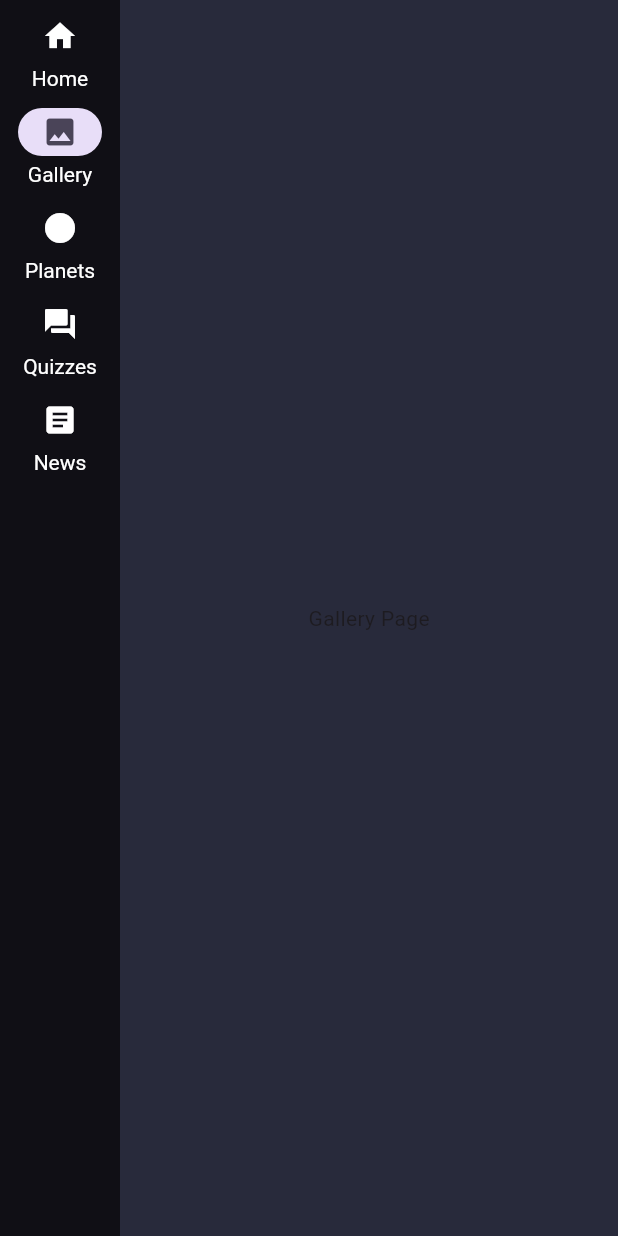
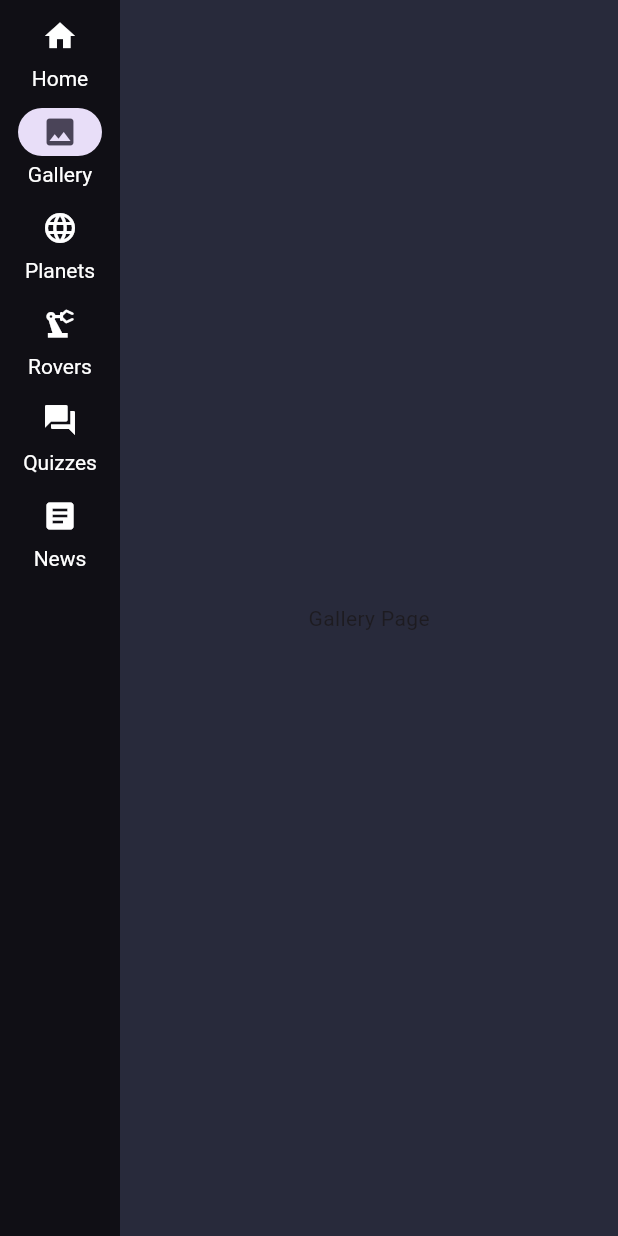
Before and after one commit to AamukthaAukunooru/celestial_exhibit, a Flutter app: the screen it shows after launch, after a tap on "Gallery", on a phone screen of 412 x 824 dp. Run offline on Flutter 3.47's test engine with Material 3 defaults, Android fonts, the light colour scheme and no system bars.

Commit message:
Added Rover as item in side bar

```diff
--- a/lib/screens/side_tab.dart
+++ b/lib/screens/side_tab.dart
@@ -63,9 +63,14 @@ class SideTabBarState extends State<SideTabBar> {
         'builder': () => const Center(child: Text('Gallery Page')),
       },
       {
-        'icon': const Icon(Icons.circle),
+        'icon': const Icon(Icons.language),
         'label': const Text('Planets'),
         'builder': () => const Center(child: Text('Planets Page')),
+      },
+      {
+        'icon': const Icon(Icons.precision_manufacturing),
+        'label': const Text('Rovers'),
+        'builder': () => const Center(child: Text('Rovers Page')),
       },
       {
         'icon': const Icon(Icons.question_answer),
```
Also changed, not shown: lib/screens/home.dart (+7 -0 lines).
